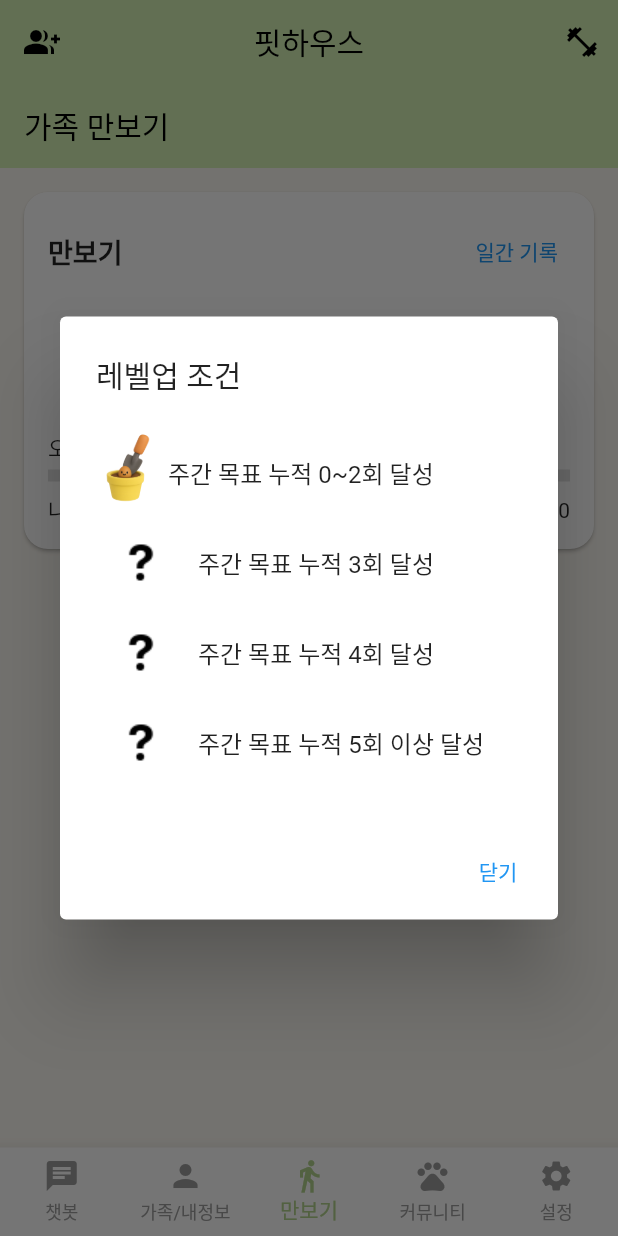
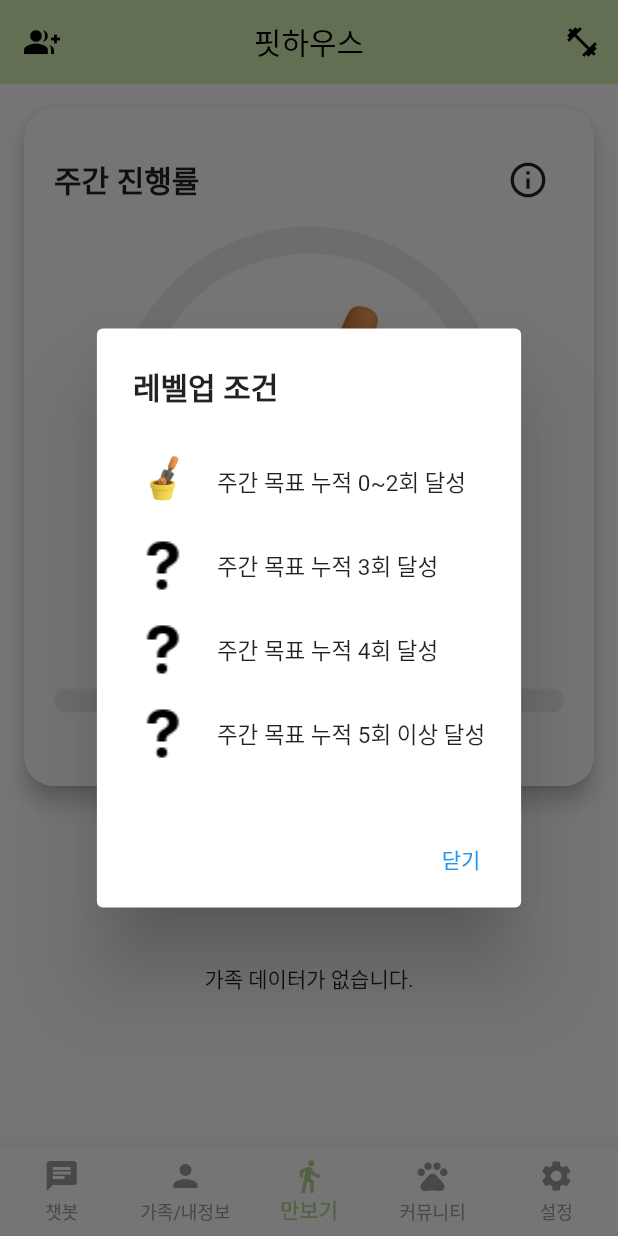
Before and after one commit to FitHouse/FitHouse-FE, a Flutter app: the screen it shows once a user with an empty profile is signed in, item 3 of the bottom bar chosen, after a tap on the "info outline" icon, on a phone screen of 412 x 824 dp. Run offline on Flutter 3.47's test engine with Material 3 defaults, Android fonts, the phone set to English and light mode, and no system bars; our stand-ins replace firebase_auth, firebase_core, image_picker, video_player; accounts and stored records are empty; network calls fail; Roboto replaces fonts that are missing (Pretendard).

Commit message:
[FIX] 가족 만보기 탭 구현

```diff
--- a/lib/screens/step_counter_screen.dart
+++ b/lib/screens/step_counter_screen.dart
@@ -1,7 +1,7 @@
-// step_counter_screen.dart
 import 'dart:async';
 import 'dart:convert';
 import 'package:flutter/material.dart';
+import 'package:flutter/services.dart';
 import 'package:fithouse/models/family_steps.dart';
 import 'package:fithouse/screens/widgets/family_steps_widget.dart';
 import 'package:fithouse/screens/widgets/level_info_popup.dart';
@@ -42,6 +42,8 @@ class StepCounterRepo {
     }
     return [];
   }
+
+  Future<Map<String, String>> authHeaders() => _authHeaders();
 }
 
 class FamilyMember {
@@ -95,7 +97,7 @@ class CommunityRepo {
   }
 
   Future<FamilySummary> fetchFamilySummary() async {
-    final uri = Uri.parse('$baseUrl/api/me/family/summary');
+    final uri = Uri.parse('$baseUrl/api/community/family');
     final res = await _client.get(uri, headers: await _authHeaders());
     if (res.statusCode != 200) {
       throw Exception('summary ${res.statusCode}: ${res.body}');
@@ -107,11 +109,13 @@ class CommunityRepo {
 
 class StepCounterScreen extends StatefulWidget {
   const StepCounterScreen({super.key});
+
   @override
   State<StepCounterScreen> createState() => _StepCounterScreenState();
 }
 
-class _StepCounterScreenState extends State<StepCounterScreen> {
+class _StepCounterScreenState extends State<StepCounterScreen>
+    with AutomaticKeepAliveClientMixin, WidgetsBindingObserver {
   late final StepCounterRepo _repo = StepCounterRepo(baseUrl: kBaseUrl);
   late final CommunityRepo _communityRepo = CommunityRepo(baseUrl: kBaseUrl);
 
@@ -120,22 +124,60 @@ class _StepCounterScreenState extends State<StepCounterScreen> {
   int _myGoal = 10000;
   int todaySteps = 0;
   String range = 'today';
-  Timer? _timer;
   List<FamilySteps> _family = [];
-  bool _levelPopupShown = false;
+
+  static const _eventChannel = EventChannel('step_counter/events');
+  StreamSubscription? _sub;
+  Timer? _tick;
+  int _sensorStepsNow = 0;
+
+  int _startServerSteps = 0;
+  int _startSensorSteps = 0;
+
+  static const int _stepChangeThreshold = 10;
+  static const Duration _minSendInterval = Duration(minutes: 1);
+  DateTime _lastSendTime = DateTime.fromMillisecondsSinceEpoch(0);
+  int _lastSent = -1;
+
+  bool _hasFlushedThisCycle = false;
+
+  @override
+  bool get wantKeepAlive => true;
 
   @override
   void initState() {
     super.initState();
-    _loadAll();
-    _startAutoRefresh();
+    WidgetsBinding.instance.addObserver(this);
+
+    _loadAll().then((_) {
+      _startSensorListening();
+      _startAutoTick();
+    });
   }
 
-  void _startAutoRefresh() {
-    _timer = Timer.periodic(const Duration(seconds: 10), (_) {
-      if (!mounted) return;
-      _fetchSteps();
-    });
+  @override
+  void deactivate() {
+    // 탭 전환 시 상태 유지될 때만 저장, dispose로 이어질 경우 중복 방지
+    if (!_hasFlushedThisCycle && mounted) {
+      debugPrint("📌 탭 전환(상태 유지) → 서버 저장");
+      _flush(sync: true);
+      _hasFlushedThisCycle = true;
+    }
+    super.deactivate();
+  }
+
+  @override
+  void dispose() {
+    // 화면 완전 종료 시 한 번만 저장
+    if (!_hasFlushedThisCycle) {
+      debugPrint("📌 화면 dispose → 서버 저장");
+      _flush(sync: true);
+      _hasFlushedThisCycle = true;
+    }
+    WidgetsBinding.instance.removeObserver(this);
+    _tick?.cancel();
+    _sub?.cancel();
+    super.dispose();
   }
 
   Future<void> _loadAll() async {
@@ -151,7 +193,9 @@ class _StepCounterScreenState extends State<StepCounterScreen> {
         _myUserId = me.id;
       }
       await _fetchSteps();
-    } catch (_) {}
+    } catch (e) {
+      debugPrint("❌ 초기 데이터 불러오기 실패: $e");
+    }
   }
 
   Future<void> _fetchSteps() async {
@@ -159,36 +203,123 @@ class _StepCounterScreenState extends State<StepCounterScreen> {
     try {
       final familySteps =
       await _repo.fetchFamilySteps(_myFamilyId!, range: range);
+
+      final me = familySteps.firstWhere(
+            (f) => f.userId == _myUserId,
+        orElse: () => familySteps.first,
+      );
+
+      _startServerSteps = me.today;
+
       setState(() {
-        _family = familySteps.isNotEmpty
-            ? familySteps
-            : [
-          FamilySteps(
-            userId: _myUserId ?? 0,
-            familyId: _myFamilyId!,
-            name: '나',
-            today: 0,
-            week: 0,
-            month: 0,
-            goal: _myGoal,
-          )
-        ];
-        final me = _family.firstWhere(
-              (f) => f.userId == _myUserId,
-          orElse: () => _family.first,
-        );
-        todaySteps = me.today;
-        if (!_levelPopupShown && todaySteps >= _myGoal) {
-          _levelPopupShown = true;
-          WidgetsBinding.instance.addPostFrameCallback((_) {
-            showDialog(
-              context: context,
-              builder: (_) => const LevelInfoPopup(),
-            );
-          });
+        _family = familySteps;
+      });
+
+      if (_sensorStepsNow > 0 && _startSensorSteps > 0) {
+        final adjusted = _startServerSteps +
+            (_sensorStepsNow - _startSensorSteps).clamp(0, 999999);
+        setState(() {
+          todaySteps = adjusted;
+          final idx = _family.indexWhere((f) => f.userId == _myUserId);
+          if (idx != -1) {
+            _family[idx] = _family[idx].copyWith(today: todaySteps);
+          }
+        });
+        _flush(sync: true);
+      } else {
+        setState(() {
+          todaySteps = _startServerSteps;
+        });
+      }
+    } catch (e) {
+      debugPrint("❌ 걸음 수 불러오기 실패: $e");
+    }
+  }
+
+  void _startSensorListening() {
+    _sub = _eventChannel.receiveBroadcastStream().listen((event) {
+      final sensorNow = (event as num).toInt();
+
+      if (_startSensorSteps == 0) {
+        _startSensorSteps = sensorNow;
+      }
+
+      _sensorStepsNow = sensorNow;
+
+      final adjusted = _startServerSteps +
+          (sensorNow - _startSensorSteps).clamp(0, 999999);
+
+      setState(() {
+        todaySteps = adjusted;
+        final idx = _family.indexWhere((f) => f.userId == _myUserId);
+        if (idx != -1) {
+          _family[idx] = _family[idx].copyWith(today: todaySteps);
         }
       });
-    } catch (_) {}
+    });
+  }
+
+  void _startAutoTick() {
+    _tick?.cancel();
+    _tick = Timer.periodic(const Duration(minutes: 1), (_) => _flush());
+  }
+
+  Future<void> _flush({bool sync = false}) async {
+    if (_myUserId == null) return;
+
+    final adjustedSteps = _startServerSteps +
+        (_sensorStepsNow - _startSensorSteps).clamp(0, 999999);
+
+    // 변동 없으면 전송 안 함
+    if (adjustedSteps == _lastSent) {
+      debugPrint("⏩ 변동 없음, 전송 안 함 (steps=$adjustedSteps)");
+      return;
+    }
+
+    final now = DateTime.now();
+    if (!sync) {
+      if (now.difference(_lastSendTime) < _minSendInterval) return;
+      if ((adjustedSteps - _lastSent).abs() < _stepChangeThreshold) return;
+    }
+
+    try {
+      final headers = await _repo.authHeaders();
+      final body = jsonEncode({
+        'steps': adjustedSteps,
+        'clientAt': now.toIso8601String(),
+      });
+
+      final uri = Uri.parse('$kBaseUrl/api/steps/today');
+      debugPrint("📤 PUT $uri steps=$adjustedSteps");
+
+      final res = await http.put(
+        uri,
+        headers: {
+          ...headers,
+          'Content-Type': 'application/json',
+          'X-User-Id': _myUserId.toString(),
+        },
+        body: body,
+      );
+
+      debugPrint("📥 Response ${res.statusCode}: ${res.body}");
+
+      if (res.statusCode == 200) {
+        _lastSent = adjustedSteps;
+        _lastSendTime = now;
+      }
+    } catch (e) {
+      debugPrint("❌ 서버 전송 실패: $e");
+    }
+  }
+
+  @override
+  void didChangeAppLifecycleState(AppLifecycleState state) {
+    if (state == AppLifecycleState.paused) {
+      _flush(sync: true);
+    } else if (state == AppLifecycleState.resumed) {
+      _startAutoTick();
+    }
   }
 
   String _getLevelImagePath(double progress) {
@@ -196,58 +327,63 @@ class _StepCounterScreenState extends State<StepCounterScreen> {
     if (progress >= 0.5) return 'assets/images/level3.png';
     if (progress >= 0.25) return 'assets/images/level2.png';
     if (progress > 0) return 'assets/images/level1.png';
-    return 'assets/images/question.png';
+    return 'assets/images/level1.png';
   }
 
   @override
   Widget build(BuildContext context) {
-    final progress =
-    _myGoal > 0 ? (todaySteps / _myGoal).clamp(0.0, 1.0) : 0.0;
-    final levelImage = _getLevelImagePath(progress);
+    super.build(context);
+
+    final familyCount = _family.isNotEmpty ? _family.length : 1;
+
+    // ✅ 가족 인원 수 반영한 주간 목표 & 걸음 수
+    final weeklyGoal = _myGoal * familyCount * 7;
+    final weeklySteps = _family.isNotEmpty
+        ? _family.map((f) => f.week).reduce((a, b) => a + b)
+        : todaySteps;
+
+    const stepSize = 1000;
+    final steppedWeeklyProgress =
+    (weeklyGoal > 0 ? ((weeklySteps ~/ stepSize) * stepSize) / weeklyGoal : 0.0)
+        .clamp(0.0, 1.0);
+
+    Color getProgressColor(double progress) {
+      if (progress >= 0.75) return Colors.orange;
+      if (progress >= 0.5) return Colors.lightGreen;
+      if (progress >= 0.25) return Colors.blueAccent;
+      return Colors.grey;
+    }
+
+    final levelImage = _getLevelImagePath(steppedWeeklyProgress);
+
+    // ✅ 하루 목표도 가족 인원 수 반영
+    final todayGoalWithFamily = _myGoal * familyCount;
 
     return Scaffold(
-      appBar: AppBar(title: const Text('가족 만보기')),
+      backgroundColor: Colors.white,
       body: Column(
         children: [
-          // 카드 UI
           Card(
+            elevation: 6,
             margin: const EdgeInsets.all(16),
-            shape:
-            RoundedRectangleBorder(borderRadius: BorderRadius.circular(16)),
+            shape: RoundedRectangleBorder(
+              borderRadius: BorderRadius.circular(20),
+            ),
             child: Padding(
-              padding: const EdgeInsets.all(16),
+              padding: const EdgeInsets.symmetric(vertical: 24, horizontal: 20),
               child: Column(
-                crossAxisAlignment: CrossAxisAlignment.start,
+                mainAxisSize: MainAxisSize.min,
                 children: [
-                  // 상단 라벨 + 버튼
                   Row(
                     mainAxisAlignment: MainAxisAlignment.spaceBetween,
                     children: [
-                      const Text("만보기",
-                          style: TextStyle(
-                              fontSize: 18, fontWeight: FontWeight.bold)),
-                      TextButton(
-                        onPressed: () {
-                          // 일간 기록 보기
-                        },
-                        child: const Text("일간 기록"),
-                      ),
-                    ],
-                  ),
-                  const SizedBox(height: 8),
-                  // 레벨 아이콘 + 시간
-                  Row(
-                    mainAxisAlignment: MainAxisAlignment.center,
-                    children: [
-                      Image.asset(levelImage, height: 80),
-                      const SizedBox(width: 16),
-                      Text(
-                        "${(todaySteps / 100).floor()}분",
-                        style: const TextStyle(
-                            fontSize: 20, fontWeight: FontWeight.w500),
+                      const Text(
+                        "주간 진행률",
+                        style: TextStyle(
+                            fontSize: 20, fontWeight: FontWeight.bold),
                       ),
                       IconButton(
-                        icon: const Icon(Icons.info_outline),
+                        icon: const Icon(Icons.info_outline, size: 28),
                         onPressed: () {
                           showDialog(
                             context: context,
@@ -257,30 +393,79 @@ class _StepCounterScreenState extends State<StepCounterScreen> {
                       ),
                     ],
                   ),
-                  const SizedBox(height: 8),
-                  const Text("오늘 총 걸음"),
-                  const SizedBox(height: 4),
-                  LinearProgressIndicator(
-                    value: progress,
-                    backgroundColor: Colors.grey.shade300,
-                    color: Colors.blue,
-                    minHeight: 8,
+                  const SizedBox(height: 16),
+                  SizedBox(
+                    height: 240,
+                    width: 240,
+                    child: Stack(
+                      alignment: Alignment.center,
+                      children: [
+                        SizedBox(
+                          height: 240,
+                          width: 240,
+                          child: TweenAnimationBuilder<double>(
+                            tween: Tween(
+                                begin: 0.0, end: steppedWeeklyProgress),
+                            duration: const Duration(milliseconds: 800),
+                            curve: Curves.easeOut,
+                            builder: (context, value, child) {
+                              return CircularProgressIndicator(
+                                value: value,
+                                strokeWidth: 18,
+                                strokeCap: StrokeCap.round,
+                                backgroundColor: Colors.grey.shade200,
+                                color: getProgressColor(value),
+                              );
+                            },
+                          ),
+                        ),
+                        SizedBox(
+                          height: 180,
+                          width: 180,
+                          child: Image.asset(
+                            levelImage,
+                            fit: BoxFit.contain,
+                          ),
+                        ),
+                      ],
+                    ),
                   ),
-                  const SizedBox(height: 8),
-                  Row(
-                    mainAxisAlignment: MainAxisAlignment.spaceBetween,
-                    children: [
-                      Text("나: $todaySteps"),
-                      Text("가족 평균: ${( _family.isNotEmpty
-                          ? (_family.map((f) => f.today).reduce((a,b) => a+b) / _family.length).floor()
-                          : 0)}"),
-                    ],
+                  const SizedBox(height: 12),
+                  Text(
+                    "이번 주 $weeklySteps / $weeklyGoal 걸음",
+                    style: const TextStyle(
+                      fontSize: 18,
+                      fontWeight: FontWeight.bold,
+                    ),
+                  ),
+                  const SizedBox(height: 20),
+                  ClipRRect(
+                    borderRadius: BorderRadius.circular(12),
+                    child: SizedBox(
+                      height: 16,
+                      child: LinearProgressIndicator(
+                        value: _family.isNotEmpty
+                            ? (_family.map((f) => f.today).reduce((a, b) =>
+                        a + b) /
+                            todayGoalWithFamily)
+                            : 0.0,
+                        backgroundColor: Colors.grey.shade200,
+                        color: Colors.green,
+                      ),
+                    ),
+                  ),
+                  const SizedBox(height: 6),
+                  Text(
+                    "오늘 $todaySteps / $todayGoalWithFamily 걸음",
+                    style: const TextStyle(
+                      fontSize: 13,
+                      fontWeight: FontWeight.w500,
+                    ),
                   ),
                 ],
               ),
             ),
           ),
-          // 가족 랭킹
           Expanded(
             child: FamilyStepsWidget(
               members: _family,
--- a/lib/screens/widgets/family_steps_widget.dart
+++ b/lib/screens/widgets/family_steps_widget.dart
@@ -40,7 +40,6 @@ class FamilyStepsWidget extends StatelessWidget {
 
   @override
   Widget build(BuildContext context) {
-    debugPrint('📌 FamilyStepsWidget 빌드: 멤버 수 = ${members.length}');
 
     if (members.isEmpty) {
       return const Center(child: Text('가족 데이터가 없습니다.'));
--- a/lib/screens/widgets/level_info_popup.dart
+++ b/lib/screens/widgets/level_info_popup.dart
@@ -13,27 +13,29 @@ class LevelInfoPopup extends StatelessWidget {
     ];
 
     return AlertDialog(
-      title: const Text("레벨업 조건"),
-      content: SizedBox(
-        width: double.maxFinite,
-        child: ListView.builder(
-          shrinkWrap: true,
-          itemCount: levels.length,
-          itemBuilder: (context, index) {
-            return Row(
-              children: [
-                Image.asset(
-                  index + 1 > 1 // 현재 레벨보다 높으면 ? 이미지 처리 가능
-                      ? 'assets/images/question.png'
-                      : levels[index]["img"]!,
-                  height: 60,
-                ),
-                const SizedBox(width: 8),
-                Text(levels[index]["text"]!),
-              ],
-            );
-          },
-        ),
+      title: const Text(
+        "레벨업 조건",
+        style: TextStyle(fontWeight: FontWeight.bold),
+      ),
+      content: Column(
+        mainAxisSize: MainAxisSize.min,
+        children: List.generate(levels.length, (index) {
+          bool locked = index + 1 > 1; // 현재 레벨보다 높으면 ? 아이콘
+          return ListTile(
+            leading: Image.asset(
+              locked ? 'assets/images/question.png' : levels[index]["img"]!,
+              height: 40,
+              width: 40,
+              fit: BoxFit.contain,
+            ),
+            title: Text(
+              levels[index]["text"]!,
+              style: const TextStyle(fontSize: 15),
+            ),
+            contentPadding: const EdgeInsets.symmetric(vertical: 4),
+            dense: true,
+          );
+        }),
       ),
       actions: [
         TextButton(
--- a/pubspec.yaml
+++ b/pubspec.yaml
@@ -30,11 +30,9 @@ environment:
 dependencies:
   flutter:
     sdk: flutter
-  health: ^13.1.1
   android_intent_plus: ^5.3.1
   permission_handler: ^11.3.0
   dio: ^5.9.0
-  url_launcher: ^6.3.0
   http: ^1.5.0
   provider: ^6.0.5
   intl: ^0.18.1
```
Also changed, not shown: pubspec.lock, 4 other files.
